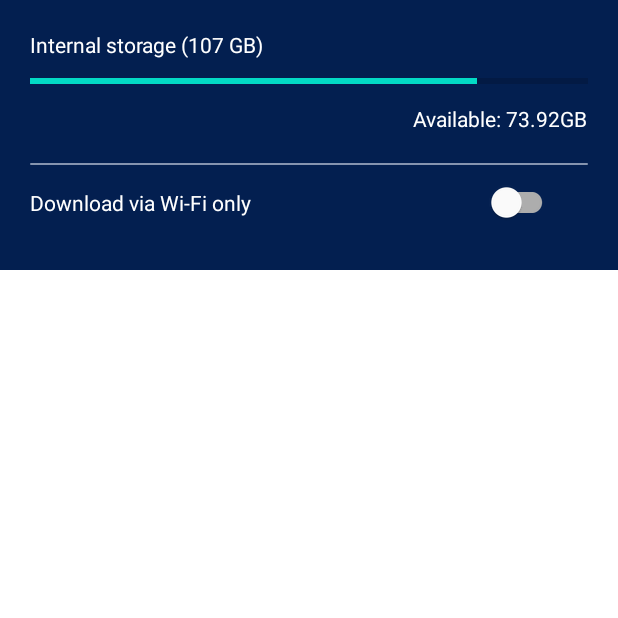
After one commit to JoshMkhari/Carte, an Android app: the fragment Fragment_Download_Maps shown on its own in the app's theme, on a phone screen of 412 x 824 dp, the top half of it. The commit adds this screen. Run offline under Robolectric (Android 15) with nearby library versions, the phone set to English and light mode, and no system bars.

Commit message:
Created bottom_saheet_sub_menu, fragment_download_map

```diff
--- /dev/null
+++ b/app/src/main/java/com/carte/navigator/menu/sub/Fragment_Download_Maps.java
@@ -0,0 +1,66 @@
+package com.carte.navigator.menu.sub;
+
+import android.os.Bundle;
+
+import androidx.fragment.app.Fragment;
+
+import android.view.LayoutInflater;
+import android.view.View;
+import android.view.ViewGroup;
+
+import com.carte.navigator.R;
+
+/**
+ * A simple {@link Fragment} subclass.
+ * Use the {@link Fragment_Download_Maps#newInstance} factory method to
+ * create an instance of this fragment.
+ */
+public class Fragment_Download_Maps extends Fragment {
+
+    // TODO: Rename parameter arguments, choose names that match
+    // the fragment initialization parameters, e.g. ARG_ITEM_NUMBER
+    private static final String ARG_PARAM1 = "param1";
+    private static final String ARG_PARAM2 = "param2";
+
+    // TODO: Rename and change types of parameters
+    private String mParam1;
+    private String mParam2;
+
+    public Fragment_Download_Maps() {
+        // Required empty public constructor
+    }
+
+    /**
+     * Use this factory method to create a new instance of
+     * this fragment using the provided parameters.
+     *
+     * @param param1 Parameter 1.
+     * @param param2 Parameter 2.
+     * @return A new instance of fragment Fragment_Download_Maps.
+     */
+    // TODO: Rename and change types and number of parameters
+    public static Fragment_Download_Maps newInstance(String param1, String param2) {
+        Fragment_Download_Maps fragment = new Fragment_Download_Maps();
+        Bundle args = new Bundle();
+        args.putString(ARG_PARAM1, param1);
+        args.putString(ARG_PARAM2, param2);
+        fragment.setArguments(args);
+        return fragment;
+    }
+
+    @Override
+    public void onCreate(Bundle savedInstanceState) {
+        super.onCreate(savedInstanceState);
+        if (getArguments() != null) {
+            mParam1 = getArguments().getString(ARG_PARAM1);
+            mParam2 = getArguments().getString(ARG_PARAM2);
+        }
+    }
+
+    @Override
+    public View onCreateView(LayoutInflater inflater, ViewGroup container,
+                             Bundle savedInstanceState) {
+        // Inflate the layout for this fragment
+        return inflater.inflate(R.layout.fragment_download_maps, container, false);
+    }
+}
--- /dev/null
+++ b/app/src/main/res/drawable/ic_baseline_close_24.xml
@@ -0,0 +1,5 @@
+<vector android:height="24dp" android:tint="#000000"
+    android:viewportHeight="24" android:viewportWidth="24"
+    android:width="24dp" xmlns:android="http://schemas.android.com/apk/res/android">
+    <path android:fillColor="@android:color/white" android:pathData="M19,6.41L17.59,5 12,10.59 6.41,5 5,6.41 10.59,12 5,17.59 6.41,19 12,13.41 17.59,19 19,17.59 13.41,12z"/>
+</vector>
--- /dev/null
+++ b/app/src/main/res/layout/fragment_download_maps.xml
@@ -0,0 +1,68 @@
+<?xml version="1.0" encoding="utf-8"?>
+<androidx.constraintlayout.widget.ConstraintLayout xmlns:android="http://schemas.android.com/apk/res/android"
+    xmlns:app="http://schemas.android.com/apk/res-auto"
+    xmlns:tools="http://schemas.android.com/tools"
+    android:layout_width="match_parent"
+    android:layout_height="wrap_content"
+    tools:context=".menu.sub.Fragment_Download_Maps"
+    android:background="#031f50"
+    android:padding="20dp">
+
+
+    <TextView
+        android:id="@+id/textView_download_map_storageSize"
+        android:layout_width="wrap_content"
+        android:layout_height="wrap_content"
+        android:text="Internal storage (107 GB)"
+        app:layout_constraintStart_toStartOf="parent"
+        app:layout_constraintTop_toTopOf="parent"
+        android:textColor="@color/white"/>
+
+    <ProgressBar
+        android:id="@+id/progressBar_download_map_usedStorage"
+        android:layout_width="match_parent"
+        android:layout_height="30dp"
+        android:max="100"
+        android:progress="80"
+        style="@style/Widget.AppCompat.ProgressBar.Horizontal"
+        app:layout_constraintStart_toStartOf="parent"
+        app:layout_constraintTop_toBottomOf="@+id/textView_download_map_storageSize" />
+
+    <TextView
+        android:id="@+id/textView4"
+        android:layout_width="wrap_content"
+        android:layout_height="wrap_content"
+        android:text="Available: 73.92GB"
+        android:textColor="@color/white"
+        app:layout_constraintEnd_toEndOf="parent"
+        app:layout_constraintTop_toBottomOf="@+id/progressBar_download_map_usedStorage" />
+
+    <View
+        android:layout_marginVertical="20dp"
+        android:id="@+id/view_download_map_divider"
+        android:layout_width="match_parent"
+        android:layout_height="1dp"
+        android:background="@drawable/shape_bottom_sheet_menu_indicator"
+        app:layout_constraintEnd_toEndOf="parent"
+        app:layout_constraintStart_toStartOf="parent"
+        app:layout_constraintTop_toBottomOf="@+id/textView4" />
+
+    <TextView
+        android:id="@+id/textView5"
+        android:layout_width="wrap_content"
+        android:layout_height="wrap_content"
+        android:text="Download via Wi-Fi only"
+        android:textColor="@color/white"
+        app:layout_constraintBottom_toBottomOf="@+id/switch_download_maps_wifi"
+        app:layout_constraintStart_toStartOf="parent"
+        app:layout_constraintTop_toBottomOf="@+id/view_download_map_divider" />
+
+    <com.google.android.material.switchmaterial.SwitchMaterial
+        android:id="@+id/switch_download_maps_wifi"
+        android:layout_width="50dp"
+        android:layout_height="50dp"
+        app:layout_constraintEnd_toEndOf="parent"
+        android:layout_marginEnd="20dp"
+        app:layout_constraintTop_toBottomOf="@+id/view_download_map_divider" />
+
+</androidx.constraintlayout.widget.ConstraintLayout>
--- a/app/src/main/res/values/strings.xml
+++ b/app/src/main/res/values/strings.xml
@@ -15,5 +15,7 @@
         <item>Attractions</item>
         <item>Fast food</item>
     </string-array>
+    <!-- TODO: Remove or change this placeholder text -->
+    <string name="hello_blank_fragment">Hello blank fragment</string>
 
 </resources>
```
Also changed, not shown: app/src/main/res/layout/bottom_sheet_sub_menu_layout.xml (added, +64 -0 lines).
